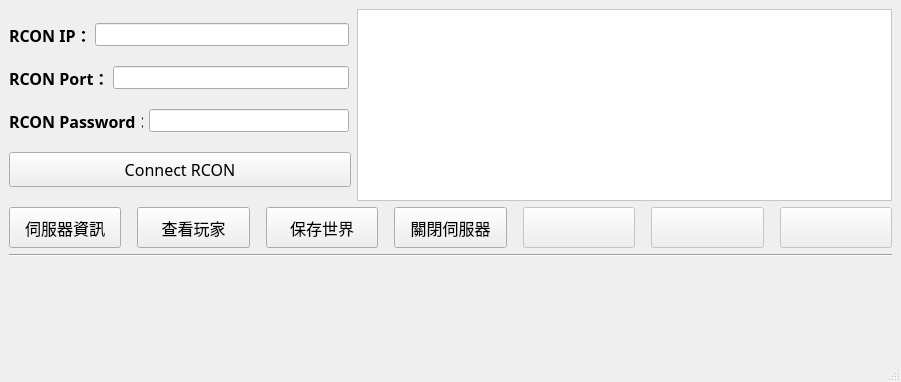
First picture: the form in mainwindow.ui, repository cj0673/PalServer_Manager, before the edit.
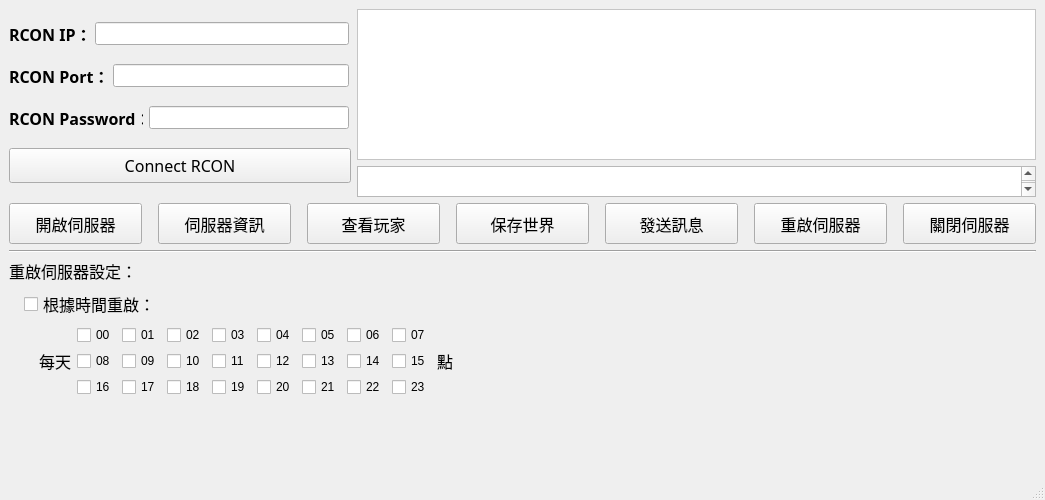
Second picture: the form after the edit.

Commit message: Add server controls & restart scheduler

```diff
--- a/mainwindow.ui
+++ b/mainwindow.ui
@@ -6,8 +6,8 @@
    <rect>
     <x>0</x>
     <y>0</y>
-    <width>901</width>
-    <height>382</height>
+    <width>1045</width>
+    <height>500</height>
    </rect>
   </property>
   <property name="sizePolicy">
@@ -18,8 +18,8 @@
   </property>
   <property name="minimumSize">
    <size>
-    <width>901</width>
-    <height>310</height>
+    <width>1045</width>
+    <height>500</height>
    </size>
   </property>
   <property name="windowTitle">
@@ -29,317 +29,9 @@
    <enum>Qt::LeftToRight</enum>
   </property>
   <widget class="QWidget" name="centralwidget">
-   <layout class="QGridLayout" name="gridLayout">
-    <item row="1" column="0">
-     <layout class="QHBoxLayout" name="rcon_command">
-      <item>
-       <widget class="QPushButton" name="connect_rcon_command_info">
-        <property name="sizePolicy">
-         <sizepolicy hsizetype="Minimum" vsizetype="Fixed">
-          <horstretch>0</horstretch>
-          <verstretch>0</verstretch>
-         </sizepolicy>
-        </property>
-        <property name="minimumSize">
-         <size>
-          <width>101</width>
-          <height>41</height>
-         </size>
-        </property>
-        <property name="maximumSize">
-         <size>
-          <width>151</width>
-          <height>41</height>
-         </size>
-        </property>
-        <property name="font">
-         <font>
-          <family>標楷體</family>
-          <pointsize>12</pointsize>
-         </font>
-        </property>
-        <property name="text">
-         <string>伺服器資訊</string>
-        </property>
-       </widget>
-      </item>
-      <item>
-       <spacer name="horizontalSpacer">
-        <property name="orientation">
-         <enum>Qt::Horizontal</enum>
-        </property>
-        <property name="sizeType">
-         <enum>QSizePolicy::Ignored</enum>
-        </property>
-        <property name="sizeHint" stdset="0">
-         <size>
-          <width>10</width>
-          <height>0</height>
-         </size>
-        </property>
-       </spacer>
-      </item>
-      <item>
-       <widget class="QPushButton" name="connect_rcon_command_showplayers">
-        <property name="sizePolicy">
-         <sizepolicy hsizetype="Minimum" vsizetype="Fixed">
-          <horstretch>0</horstretch>
-          <verstretch>0</verstretch>
-         </sizepolicy>
-        </property>
-        <property name="minimumSize">
-         <size>
-          <width>101</width>
-          <height>41</height>
-         </size>
-        </property>
-        <property name="maximumSize">
-         <size>
-          <width>151</width>
-          <height>41</height>
-         </size>
-        </property>
-        <property name="font">
-         <font>
-          <family>標楷體</family>
-          <pointsize>12</pointsize>
-         </font>
-        </property>
-        <property name="text">
-         <string>查看玩家</string>
-        </property>
-       </widget>
-      </item>
-      <item>
-       <spacer name="horizontalSpacer_2">
-        <property name="orientation">
-         <enum>Qt::Horizontal</enum>
-        </property>
-        <property name="sizeType">
-         <enum>QSizePolicy::Ignored</enum>
-        </property>
-        <property name="sizeHint" stdset="0">
-         <size>
-          <width>10</width>
-          <height>0</height>
-         </size>
-        </property>
-       </spacer>
-      </item>
-      <item>
-       <widget class="QPushButton" name="connect_rcon_command_save">
-        <property name="sizePolicy">
-         <sizepolicy hsizetype="Minimum" vsizetype="Fixed">
-          <horstretch>0</horstretch>
-          <verstretch>0</verstretch>
-         </sizepolicy>
-        </property>
-        <property name="minimumSize">
-         <size>
-          <width>101</width>
-          <height>41</height>
-         </size>
-        </property>
-        <property name="maximumSize">
-         <size>
-          <width>151</width>
-          <height>41</height>
-         </size>
-        </property>
-        <property name="font">
-         <font>
-          <family>標楷體</family>
-          <pointsize>12</pointsize>
-         </font>
-        </property>
-        <property name="text">
-         <string>保存世界</string>
-        </property>
-       </widget>
-      </item>
-      <item>
-       <spacer name="horizontalSpacer_3">
-        <property name="orientation">
-         <enum>Qt::Horizontal</enum>
-        </property>
-        <property name="sizeType">
-         <enum>QSizePolicy::Ignored</enum>
-        </property>
-        <property name="sizeHint" stdset="0">
-         <size>
-          <width>10</width>
-          <height>0</height>
-         </size>
-        </property>
-       </spacer>
-      </item>
-      <item>
-       <widget class="QPushButton" name="connect_rcon_command_shutdown">
-        <property name="sizePolicy">
-         <sizepolicy hsizetype="Minimum" vsizetype="Fixed">
-          <horstretch>0</horstretch>
-          <verstretch>0</verstretch>
-         </sizepolicy>
-        </property>
-        <property name="minimumSize">
-         <size>
-          <width>101</width>
-          <height>41</height>
-         </size>
-        </property>
-        <property name="maximumSize">
-         <size>
-          <width>151</width>
-          <height>41</height>
-         </size>
-        </property>
-        <property name="font">
-         <font>
-          <family>標楷體</family>
-          <pointsize>12</pointsize>
-         </font>
-        </property>
-        <property name="text">
-         <string>關閉伺服器</string>
-        </property>
-       </widget>
-      </item>
-      <item>
-       <spacer name="horizontalSpacer_4">
-        <property name="orientation">
-         <enum>Qt::Horizontal</enum>
-        </property>
-        <property name="sizeType">
-         <enum>QSizePolicy::Ignored</enum>
-        </property>
-        <property name="sizeHint" stdset="0">
-         <size>
-          <width>10</width>
-          <height>0</height>
-         </size>
-        </property>
-       </spacer>
-      </item>
-      <item>
-       <widget class="QPushButton" name="pushButton">
-        <property name="enabled">
-         <bool>false</bool>
-        </property>
-        <property name="sizePolicy">
-         <sizepolicy hsizetype="Minimum" vsizetype="Fixed">
-          <horstretch>0</horstretch>
-          <verstretch>0</verstretch>
-         </sizepolicy>
-        </property>
-        <property name="minimumSize">
-         <size>
-          <width>101</width>
-          <height>41</height>
-         </size>
-        </property>
-        <property name="maximumSize">
-         <size>
-          <width>151</width>
-          <height>41</height>
-         </size>
-        </property>
-        <property name="text">
-         <string/>
-        </property>
-       </widget>
-      </item>
-      <item>
-       <spacer name="horizontalSpacer_5">
-        <property name="orientation">
-         <enum>Qt::Horizontal</enum>
-        </property>
-        <property name="sizeType">
-         <enum>QSizePolicy::Ignored</enum>
-        </property>
-        <property name="sizeHint" stdset="0">
-         <size>
-          <width>10</width>
-          <height>0</height>
-         </size>
-        </property>
-       </spacer>
-      </item>
-      <item>
-       <widget class="QPushButton" name="pushButton_2">
-        <property name="enabled">
-         <bool>false</bool>
-        </property>
-        <property name="sizePolicy">
-         <sizepolicy hsizetype="Minimum" vsizetype="Fixed">
-          <horstretch>0</horstretch>
-          <verstretch>0</verstretch>
-         </sizepolicy>
-        </property>
-        <property name="minimumSize">
-         <size>
-          <width>101</width>
-          <height>41</height>
-         </size>
-        </property>
-        <property name="maximumSize">
-         <size>
-          <width>151</width>
-          <height>41</height>
-         </size>
-        </property>
-        <property name="text">
-         <string/>
-        </property>
-       </widget>
-      </item>
-      <item>
-       <spacer name="horizontalSpacer_6">
-        <property name="orientation">
-         <enum>Qt::Horizontal</enum>
-        </property>
-        <property name="sizeType">
-         <enum>QSizePolicy::Ignored</enum>
-        </property>
-        <property name="sizeHint" stdset="0">
-         <size>
-          <width>10</width>
-          <height>0</height>
-         </size>
-        </property>
-       </spacer>
-      </item>
-      <item>
-       <widget class="QPushButton" name="pushButton_3">
-        <property name="enabled">
-         <bool>false</bool>
-        </property>
-        <property name="sizePolicy">
-         <sizepolicy hsizetype="Minimum" vsizetype="Fixed">
-          <horstretch>0</horstretch>
-          <verstretch>0</verstretch>
-         </sizepolicy>
-        </property>
-        <property name="minimumSize">
-         <size>
-          <width>101</width>
-          <height>41</height>
-         </size>
-        </property>
-        <property name="maximumSize">
-         <size>
-          <width>151</width>
-          <height>41</height>
-         </size>
-        </property>
-        <property name="text">
-         <string/>
-        </property>
-       </widget>
-      </item>
-     </layout>
-    </item>
-    <item row="0" column="0">
-     <layout class="QHBoxLayout" name="rcon_client">
+   <layout class="QVBoxLayout" name="verticalLayout_3">
+    <item>
+     <layout class="QHBoxLayout" name="horizontalLayout">
       <item>
        <layout class="QVBoxLayout" name="rcon_settings_connect">
         <item>
@@ -517,59 +209,707 @@
        </layout>
       </item>
       <item>
-       <widget class="QTextBrowser" name="rcon_response_textBrowser">
+       <layout class="QVBoxLayout" name="verticalLayout">
+        <item>
+         <widget class="QTextBrowser" name="rcon_response_textBrowser">
+          <property name="sizePolicy">
+           <sizepolicy hsizetype="Expanding" vsizetype="Expanding">
+            <horstretch>0</horstretch>
+            <verstretch>0</verstretch>
+           </sizepolicy>
+          </property>
+          <property name="minimumSize">
+           <size>
+            <width>531</width>
+            <height>151</height>
+           </size>
+          </property>
+          <property name="maximumSize">
+           <size>
+            <width>16777215</width>
+            <height>151</height>
+           </size>
+          </property>
+          <property name="font">
+           <font>
+            <family>標楷體</family>
+            <pointsize>12</pointsize>
+            <bold>false</bold>
+           </font>
+          </property>
+          <property name="styleSheet">
+           <string notr="true">background-color: #FFFFFF; </string>
+          </property>
+         </widget>
+        </item>
+        <item>
+         <widget class="QTextBrowser" name="function_status">
+          <property name="minimumSize">
+           <size>
+            <width>531</width>
+            <height>31</height>
+           </size>
+          </property>
+          <property name="maximumSize">
+           <size>
+            <width>16777215</width>
+            <height>31</height>
+           </size>
+          </property>
+          <property name="font">
+           <font>
+            <family>標楷體</family>
+            <pointsize>12</pointsize>
+           </font>
+          </property>
+         </widget>
+        </item>
+       </layout>
+      </item>
+     </layout>
+    </item>
+    <item>
+     <layout class="QHBoxLayout" name="rcon_command">
+      <item>
+       <widget class="QPushButton" name="server_start">
+        <property name="enabled">
+         <bool>true</bool>
+        </property>
         <property name="sizePolicy">
-         <sizepolicy hsizetype="Expanding" vsizetype="Expanding">
+         <sizepolicy hsizetype="Minimum" vsizetype="Fixed">
           <horstretch>0</horstretch>
           <verstretch>0</verstretch>
          </sizepolicy>
         </property>
         <property name="minimumSize">
          <size>
-          <width>531</width>
-          <height>192</height>
+          <width>101</width>
+          <height>41</height>
          </size>
         </property>
         <property name="maximumSize">
          <size>
-          <width>16777215</width>
-          <height>192</height>
+          <width>151</width>
+          <height>41</height>
          </size>
         </property>
         <property name="font">
          <font>
           <family>標楷體</family>
           <pointsize>12</pointsize>
-          <bold>false</bold>
          </font>
         </property>
-        <property name="styleSheet">
-         <string notr="true">background-color: #FFFFFF; </string>
+        <property name="text">
+         <string>開啟伺服器</string>
         </property>
        </widget>
       </item>
+      <item>
+       <spacer name="horizontalSpacer">
+        <property name="orientation">
+         <enum>Qt::Horizontal</enum>
+        </property>
+        <property name="sizeType">
+         <enum>QSizePolicy::Ignored</enum>
+        </property>
+        <property name="sizeHint" stdset="0">
+         <size>
+          <width>10</width>
+          <height>20</height>
+         </size>
+        </property>
+       </spacer>
+      </item>
+      <item>
+       <widget class="QPushButton" name="connect_rcon_command_info">
+        <property name="sizePolicy">
+         <sizepolicy hsizetype="Minimum" vsizetype="Fixed">
+          <horstretch>0</horstretch>
+          <verstretch>0</verstretch>
+         </sizepolicy>
+        </property>
+        <property name="minimumSize">
+         <size>
+          <width>101</width>
+          <height>41</height>
+         </size>
+        </property>
+        <property name="maximumSize">
+         <size>
+          <width>151</width>
+          <height>41</height>
+         </size>
+        </property>
+        <property name="font">
+         <font>
+          <family>標楷體</family>
+          <pointsize>12</pointsize>
+         </font>
+        </property>
+        <property name="text">
+         <string>伺服器資訊</string>
+        </property>
+       </widget>
+      </item>
+      <item>
+       <spacer name="horizontalSpacer_2">
+        <property name="orientation">
+         <enum>Qt::Horizontal</enum>
+        </property>
+        <property name="sizeType">
+         <enum>QSizePolicy::Ignored</enum>
+        </property>
+        <property name="sizeHint" stdset="0">
+         <size>
+          <width>10</width>
+          <height>20</height>
+         </size>
+        </property>
+       </spacer>
+      </item>
+      <item>
+       <widget class="QPushButton" name="connect_rcon_command_showplayers">
+        <property name="sizePolicy">
+         <sizepolicy hsizetype="Minimum" vsizetype="Fixed">
+          <horstretch>0</horstretch>
+          <verstretch>0</verstretch>
+         </sizepolicy>
+        </property>
+        <property name="minimumSize">
+         <size>
+          <width>101</width>
+          <height>41</height>
+         </size>
+        </property>
+        <property name="maximumSize">
+         <size>
+          <width>151</width>
+          <height>41</height>
+         </size>
+        </property>
+        <property name="font">
+         <font>
+          <family>標楷體</family>
+          <pointsize>12</pointsize>
+         </font>
+        </property>
+        <property name="text">
+         <string>查看玩家</string>
+        </property>
+       </widget>
+      </item>
+      <item>
+       <spacer name="horizontalSpacer_3">
+        <property name="orientation">
+         <enum>Qt::Horizontal</enum>
+        </property>
+        <property name="sizeType">
+         <enum>QSizePolicy::Ignored</enum>
+        </property>
+        <property name="sizeHint" stdset="0">
+         <size>
+          <width>10</width>
+          <height>20</height>
+         </size>
+        </property>
+       </spacer>
+      </item>
+      <item>
+       <widget class="QPushButton" name="connect_rcon_command_save">
+        <property name="sizePolicy">
+         <sizepolicy hsizetype="Minimum" vsizetype="Fixed">
+          <horstretch>0</horstretch>
+          <verstretch>0</verstretch>
+         </sizepolicy>
+        </property>
+        <property name="minimumSize">
+         <size>
+          <width>101</width>
+          <height>41</height>
+         </size>
+        </property>
+        <property name="maximumSize">
+         <size>
+          <width>151</width>
+          <height>41</height>
+         </size>
+        </property>
+        <property name="font">
+         <font>
+          <family>標楷體</family>
+          <pointsize>12</pointsize>
+         </font>
+        </property>
+        <property name="text">
+         <string>保存世界</string>
+        </property>
+       </widget>
+      </item>
+      <item>
+       <spacer name="horizontalSpacer_4">
+        <property name="orientation">
+         <enum>Qt::Horizontal</enum>
+        </property>
+        <property name="sizeType">
+         <enum>QSizePolicy::Ignored</enum>
+        </property>
+        <property name="sizeHint" stdset="0">
+         <size>
+          <width>10</width>
+          <height>20</height>
+         </size>
+        </property>
+       </spacer>
+      </item>
+      <item>
+       <widget class="QPushButton" name="connect_rcon_command_broadcast">
+        <property name="enabled">
+         <bool>true</bool>
+        </property>
+        <property name="sizePolicy">
+         <sizepolicy hsizetype="Minimum" vsizetype="Fixed">
+          <horstretch>0</horstretch>
+          <verstretch>0</verstretch>
+         </sizepolicy>
+        </property>
+        <property name="minimumSize">
+         <size>
+          <width>101</width>
+          <height>41</height>
+         </size>
+        </property>
+        <property name="maximumSize">
+         <size>
+          <width>151</width>
+          <height>41</height>
+         </size>
+        </property>
+        <property name="font">
+         <font>
+          <family>標楷體</family>
+          <pointsize>12</pointsize>
+         </font>
+        </property>
+        <property name="text">
+         <string>發送訊息</string>
+        </property>
+       </widget>
+      </item>
+      <item>
+       <spacer name="horizontalSpacer_5">
+        <property name="orientation">
+         <enum>Qt::Horizontal</enum>
+        </property>
+        <property name="sizeType">
+         <enum>QSizePolicy::Ignored</enum>
+        </property>
+        <property name="sizeHint" stdset="0">
+         <size>
+          <width>10</width>
+          <height>20</height>
+         </size>
+        </property>
+       </spacer>
+      </item>
+      <item>
+       <widget class="QPushButton" name="server_restart">
+        <property name="enabled">
+         <bool>true</bool>
+        </property>
+        <property name="sizePolicy">
+         <sizepolicy hsizetype="Minimum" vsizetype="Fixed">
+          <horstretch>0</horstretch>
+          <verstretch>0</verstretch>
+         </sizepolicy>
+        </property>
+        <property name="minimumSize">
+         <size>
+          <width>101</width>
+          <height>41</height>
+         </size>
+        </property>
+        <property name="maximumSize">
+         <size>
+          <width>151</width>
+          <height>41</height>
+         </size>
+        </property>
+        <property name="font">
+         <font>
+          <family>標楷體</family>
+          <pointsize>12</pointsize>
+         </font>
+        </property>
+        <property name="text">
+         <string>重啟伺服器</string>
+        </property>
+       </widget>
+      </item>
+      <item>
+       <spacer name="horizontalSpacer_6">
+        <property name="orientation">
+         <enum>Qt::Horizontal</enum>
+        </property>
+        <property name="sizeType">
+         <enum>QSizePolicy::Ignored</enum>
+        </property>
+        <property name="sizeHint" stdset="0">
+         <size>
+          <width>10</width>
+          <height>20</height>
+         </size>
+        </property>
+       </spacer>
+      </item>
+      <item>
+       <widget class="QPushButton" name="connect_rcon_command_shutdown">
+        <property name="sizePolicy">
+         <sizepolicy hsizetype="Minimum" vsizetype="Fixed">
+          <horstretch>0</horstretch>
+          <verstretch>0</verstretch>
+         </sizepolicy>
+        </property>
+        <property name="minimumSize">
+         <size>
+          <width>101</width>
+          <height>41</height>
+         </size>
+        </property>
+        <property name="maximumSize">
+         <size>
+          <width>151</width>
+          <height>41</height>
+         </size>
+        </property>
+        <property name="font">
+         <font>
+          <family>標楷體</family>
+          <pointsize>12</pointsize>
+         </font>
+        </property>
+        <property name="text">
+         <string>關閉伺服器</string>
+        </property>
+       </widget>
+      </item>
      </layout>
     </item>
-    <item row="3" column="0" rowspan="2">
+    <item>
+     <widget class="Line" name="line">
+      <property name="orientation">
+       <enum>Qt::Horizontal</enum>
+      </property>
+     </widget>
+    </item>
+    <item>
+     <widget class="QLabel" name="AutoRestart_with_time_title_label">
+      <property name="font">
+       <font>
+        <family>標楷體</family>
+        <pointsize>12</pointsize>
+       </font>
+      </property>
+      <property name="text">
+       <string>重啟伺服器設定：</string>
+      </property>
+     </widget>
+    </item>
+    <item>
+     <layout class="QHBoxLayout" name="horizontalLayout_6">
+      <item>
+       <spacer name="horizontalSpacer_7">
+        <property name="orientation">
+         <enum>Qt::Horizontal</enum>
+        </property>
+        <property name="sizeType">
+         <enum>QSizePolicy::Ignored</enum>
+        </property>
+        <property name="sizeHint" stdset="0">
+         <size>
+          <width>15</width>
+          <height>20</height>
+         </size>
+        </property>
+       </spacer>
+      </item>
+      <item>
+       <widget class="QCheckBox" name="autorestart_with_time_checkBox">
+        <property name="font">
+         <font>
+          <family>標楷體</family>
+          <pointsize>12</pointsize>
+         </font>
+        </property>
+        <property name="text">
+         <string>根據時間重啟：</string>
+        </property>
+       </widget>
+      </item>
+     </layout>
+    </item>
+    <item>
+     <layout class="QHBoxLayout" name="horizontalLayout_7">
+      <item>
+       <layout class="QHBoxLayout" name="horizontalLayout_2">
+        <item>
+         <spacer name="horizontalSpacer_8">
+          <property name="orientation">
+           <enum>Qt::Horizontal</enum>
+          </property>
+          <property name="sizeType">
+           <enum>QSizePolicy::Ignored</enum>
+          </property>
+          <property name="sizeHint" stdset="0">
+           <size>
+            <width>30</width>
+            <height>20</height>
+           </size>
+          </property>
+         </spacer>
+        </item>
+        <item>
+         <widget class="QLabel" name="AutoRestart_with_time_label_2">
+          <property name="font">
+           <font>
+            <family>標楷體</family>
+            <pointsize>12</pointsize>
+           </font>
+          </property>
+          <property name="text">
+           <string>每天</string>
+          </property>
+         </widget>
+        </item>
+       </layout>
+      </item>
+      <item>
+       <layout class="QVBoxLayout" name="verticalLayout_2">
+        <item>
+         <layout class="QHBoxLayout" name="horizontalLayout_3">
+          <item>
+           <widget class="QCheckBox" name="autorestart_with_time_checkBox_00">
+            <property name="text">
+             <string>00</string>
+            </property>
+           </widget>
+          </item>
+          <item>
+           <widget class="QCheckBox" name="autorestart_with_time_checkBox_01">
+            <property name="text">
+             <string>01</string>
+            </property>
+           </widget>
+          </item>
+          <item>
+           <widget class="QCheckBox" name="autorestart_with_time_checkBox_02">
+            <property name="text">
+             <string>02</string>
+            </property>
+           </widget>
+          </item>
+          <item>
+           <widget class="QCheckBox" name="autorestart_with_time_checkBox_03">
+            <property name="text">
+             <string>03</string>
+            </property>
+           </widget>
+          </item>
+          <item>
+           <widget class="QCheckBox" name="autorestart_with_time_checkBox_04">
+            <property name="text">
+             <string>04</string>
+            </property>
+           </widget>
+          </item>
+          <item>
+           <widget class="QCheckBox" name="autorestart_with_time_checkBox_05">
+            <property name="text">
+             <string>05</string>
+            </property>
+           </widget>
+          </item>
+          <item>
+           <widget class="QCheckBox" name="autorestart_with_time_checkBox_06">
+            <property name="text">
+             <string>06</string>
+            </property>
+           </widget>
+          </item>
+          <item>
+           <widget class="QCheckBox" name="autorestart_with_time_checkBox_07">
+            <property name="text">
+             <string>07</string>
+            </property>
+           </widget>
+          </item>
+         </layout>
+        </item>
+        <item>
+         <layout class="QHBoxLayout" name="horizontalLayout_4">
+          <item>
+           <widget class="QCheckBox" name="autorestart_with_time_checkBox_08">
+            <property name="text">
+             <string>08</string>
+            </property>
+           </widget>
+          </item>
+          <item>
+           <widget class="QCheckBox" name="autorestart_with_time_checkBox_09">
+            <property name="text">
+             <string>09</string>
+            </property>
+           </widget>
+          </item>
+          <item>
+           <widget class="QCheckBox" name="autorestart_with_time_checkBox_10">
+            <property name="text">
+             <string>10</string>
+            </property>
+           </widget>
+          </item>
+          <item>
+           <widget class="QCheckBox" name="autorestart_with_time_checkBox_11">
+            <property name="text">
+             <string>11</string>
+            </property>
+           </widget>
+          </item>
+          <item>
+           <widget class="QCheckBox" name="autorestart_with_time_checkBox_12">
+            <property name="text">
+             <string>12</string>
+            </property>
+           </widget>
+          </item>
+          <item>
+           <widget class="QCheckBox" name="autorestart_with_time_checkBox_13">
+            <property name="text">
+             <string>13</string>
+            </property>
+           </widget>
+          </item>
+          <item>
+           <widget class="QCheckBox" name="autorestart_with_time_checkBox_14">
+            <property name="text">
+             <string>14</string>
+            </property>
+           </widget>
+          </item>
+          <item>
+           <widget class="QCheckBox" name="autorestart_with_time_checkBox_15">
+            <property name="text">
+             <string>15</string>
+            </property>
+           </widget>
+          </item>
+         </layout>
+        </item>
+        <item>
+         <layout class="QHBoxLayout" name="horizontalLayout_5">
+          <item>
+           <widget class="QCheckBox" name="autorestart_with_time_checkBox_16">
+            <property name="text">
+             <string>16</string>
+            </property>
+           </widget>
+          </item>
+          <item>
+           <widget class="QCheckBox" name="autorestart_with_time_checkBox_17">
+            <property name="text">
+             <string>17</string>
+            </property>
+           </widget>
+          </item>
+          <item>
+           <widget class="QCheckBox" name="autorestart_with_time_checkBox_18">
+            <property name="text">
+             <string>18</string>
+            </property>
+           </widget>
+          </item>
+          <item>
+           <widget class="QCheckBox" name="autorestart_with_time_checkBox_19">
+            <property name="text">
+             <string>19</string>
+            </property>
+           </widget>
+          </item>
+          <item>
+           <widget class="QCheckBox" name="autorestart_with_time_checkBox_20">
+            <property name="text">
+             <string>20</string>
+            </property>
+           </widget>
+          </item>
+          <item>
+           <widget class="QCheckBox" name="autorestart_with_time_checkBox_21">
+            <property name="text">
+             <string>21</string>
+            </property>
+           </widget>
+          </item>
+          <item>
+           <widget class="QCheckBox" name="autorestart_with_time_checkBox_22">
+            <property name="text">
+             <string>22</string>
+            </property>
+           </widget>
+          </item>
+          <item>
+           <widget class="QCheckBox" name="autorestart_with_time_checkBox_23">
+            <property name="text">
+             <string>23</string>
+            </property>
+           </widget>
+          </item>
+         </layout>
+        </item>
+       </layout>
+      </item>
+      <item>
+       <widget class="QLabel" name="AutoRestart_with_time_label_3">
+        <property name="font">
+         <font>
+          <family>標楷體</family>
+          <pointsize>12</pointsize>
+         </font>
+        </property>
+        <property name="text">
+         <string>點</string>
+        </property>
+       </widget>
+      </item>
+      <item>
+       <spacer name="horizontalSpacer_9">
+        <property name="orientation">
+         <enum>Qt::Horizontal</enum>
+        </property>
+        <property name="sizeType">
+         <enum>QSizePolicy::Expanding</enum>
+        </property>
+        <property name="sizeHint" stdset="0">
+         <size>
+          <width>50</width>
+          <height>20</height>
+         </size>
+        </property>
+       </spacer>
+      </item>
+     </layout>
+    </item>
+    <item>
      <spacer name="verticalSpacer">
       <property name="orientation">
        <enum>Qt::Vertical</enum>
       </property>
       <property name="sizeHint" stdset="0">
        <size>
-        <width>0</width>
+        <width>10</width>
         <height>5000</height>
        </size>
       </property>
      </spacer>
     </item>
-    <item row="2" column="0">
-     <widget class="Line" name="line">
-      <property name="orientation">
-       <enum>Qt::Horizontal</enum>
-      </property>
-     </widget>
-    </item>
    </layout>
    <zorder>layoutWidget</zorder>
    <zorder>connect_rcon_command_info</zorder>
```
Left out of the diff: 17 changed lines with no effect on the pictures. The commit also changes 8 other files.
